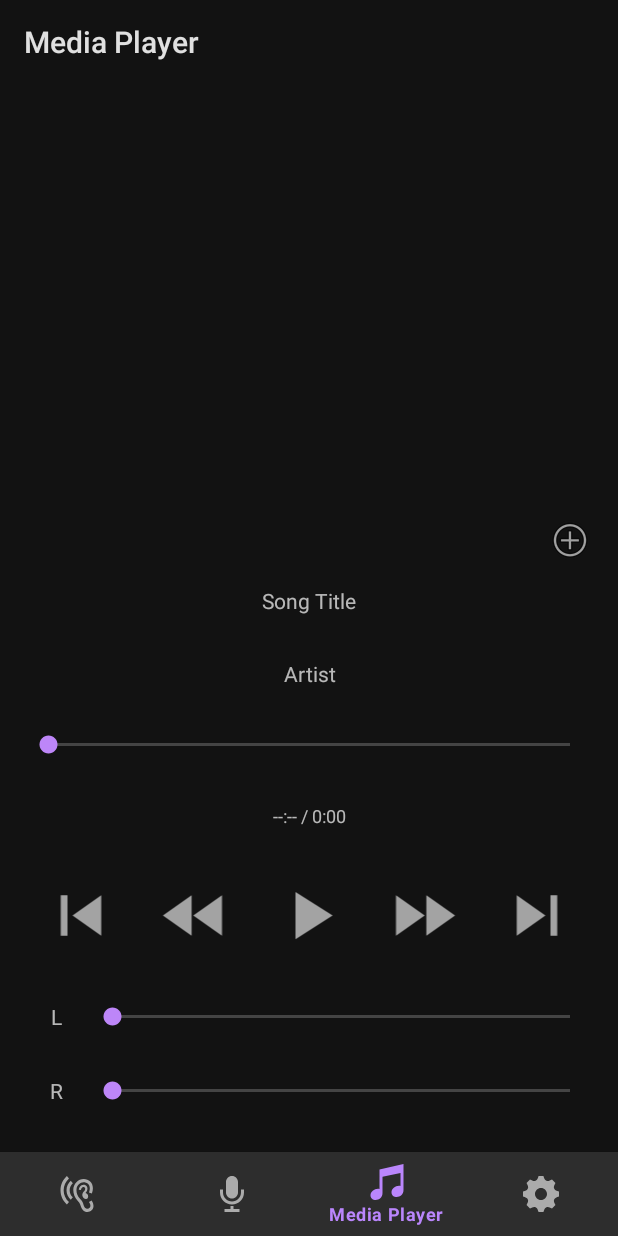
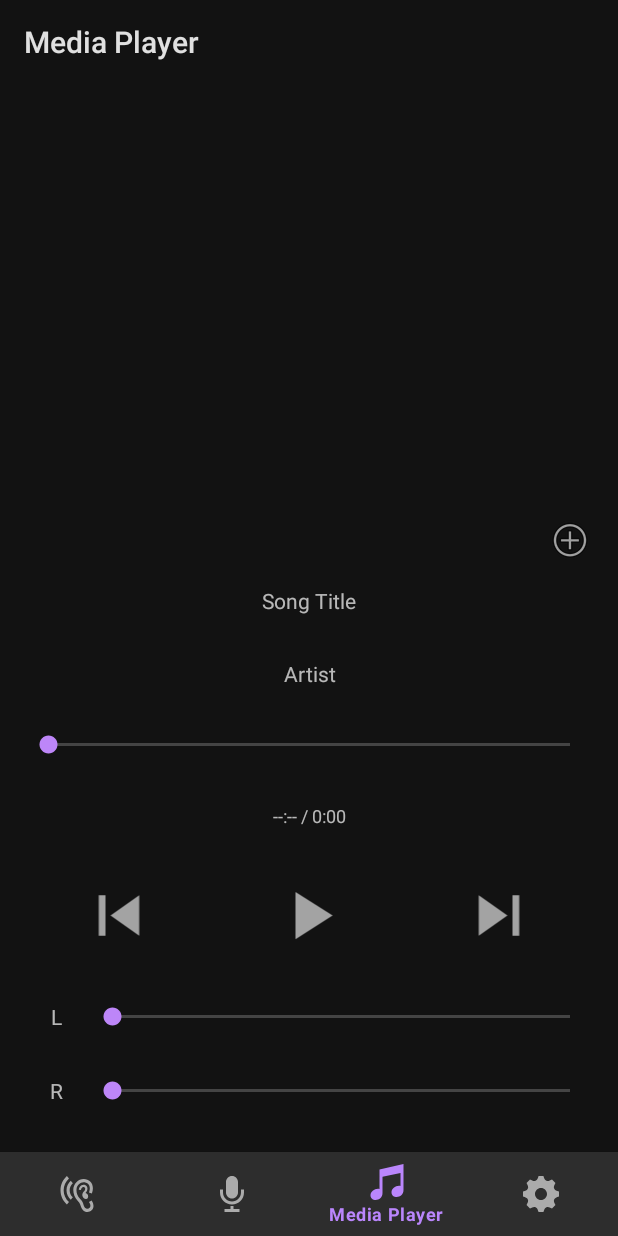
Before and after one commit to ECE493-Group5/adjustable-audio, an Android app: the screen it shows after launch (MainActivity), on a phone screen of 412 x 824 dp. Run offline under Robolectric (Android 15) with nearby library versions, the phone set to English and light mode, and no system bars; our stand-ins replace navigation-ui; network calls fail.

Commit message:
Changed colour of notification, removed fast forward and rewind button

```diff
--- a/app/src/main/java/com/ece493/group5/adjustableaudio/notifications/MusicNotificationManager.java
+++ b/app/src/main/java/com/ece493/group5/adjustableaudio/notifications/MusicNotificationManager.java
@@ -20,6 +20,7 @@ import com.ece493.group5.adjustableaudio.models.Song;
 import com.ece493.group5.adjustableaudio.services.MusicService;
 
 import androidx.annotation.Nullable;
+import androidx.core.content.ContextCompat;
 
 public class MusicNotificationManager extends BroadcastReceiver {
 
@@ -97,7 +98,7 @@ public class MusicNotificationManager extends BroadcastReceiver {
                     new NotificationChannel(NOTIFICATION_CHANNEL_ID, channelName,
                             NotificationManager.IMPORTANCE_DEFAULT);
             notificationChannel.enableLights(true);
-            notificationChannel.setLightColor(Color.BLUE);
+            notificationChannel.setLightColor(R.color.colorAccent);
 
             notificationManager.createNotificationChannel(notificationChannel);
         }
@@ -239,7 +240,8 @@ public class MusicNotificationManager extends BroadcastReceiver {
                 .setCategory(Notification.CATEGORY_SERVICE)
                 .setStyle(new Notification.MediaStyle().setMediaSession(sessionToken))
                 .setUsesChronometer(true)
-                .setVisibility(Notification.VISIBILITY_PUBLIC);
+                .setVisibility(Notification.VISIBILITY_PUBLIC)
+                .setColor(ContextCompat.getColor(musicService, R.color.colorAccent));
 
         if (Build.VERSION.SDK_INT >= Build.VERSION_CODES.O)
         {
--- a/app/src/main/res/drawable/forward_selector.xml
+++ /dev/null
@@ -1,5 +0,0 @@
-<?xml version="1.0" encoding="utf-8"?>
-<selector xmlns:android="http://schemas.android.com/apk/res/android">
-    <item android:drawable="@drawable/ic_fast_forward_light_grey_24dp" android:state_pressed="true"/>
-    <item android:drawable="@drawable/ic_fast_forward_grey_24dp"/>
-</selector>
--- a/app/src/main/res/drawable/rewind_selector.xml
+++ /dev/null
@@ -1,5 +0,0 @@
-<?xml version="1.0" encoding="utf-8"?>
-<selector xmlns:android="http://schemas.android.com/apk/res/android">
-    <item android:drawable="@drawable/ic_fast_rewind_light_grey_24dp" android:state_pressed="true"/>
-    <item android:drawable="@drawable/ic_fast_rewind_grey_24dp"/>
-</selector>
--- a/app/src/main/res/layout/fragment_media_player.xml
+++ b/app/src/main/res/layout/fragment_media_player.xml
@@ -91,15 +91,6 @@
                     app:srcCompat="@drawable/skip_previous_selector" />
 
                 <ImageButton
-                    android:id="@+id/fastRewindButton"
-                    android:layout_width="wrap_content"
-                    android:layout_height="match_parent"
-                    android:layout_weight="1"
-                    android:background="@android:color/transparent"
-                    android:scaleType="fitCenter"
-                    app:srcCompat="@drawable/rewind_selector" />
-
-                <ImageButton
                     android:id="@+id/playButton"
                     android:layout_width="wrap_content"
                     android:layout_height="match_parent"
@@ -107,15 +98,6 @@
                     android:background="@android:color/transparent"
                     android:scaleType="fitCenter"
                     app:srcCompat="@drawable/play_selector" />
-
-                <ImageButton
-                    android:id="@+id/fastForwardButton"
-                    android:layout_width="wrap_content"
-                    android:layout_height="match_parent"
-                    android:layout_weight="1"
-                    android:background="@android:color/transparent"
-                    android:scaleType="fitCenter"
-                    app:srcCompat="@drawable/forward_selector" />
 
                 <ImageButton
                     android:id="@+id/skipForwardButton"
```
